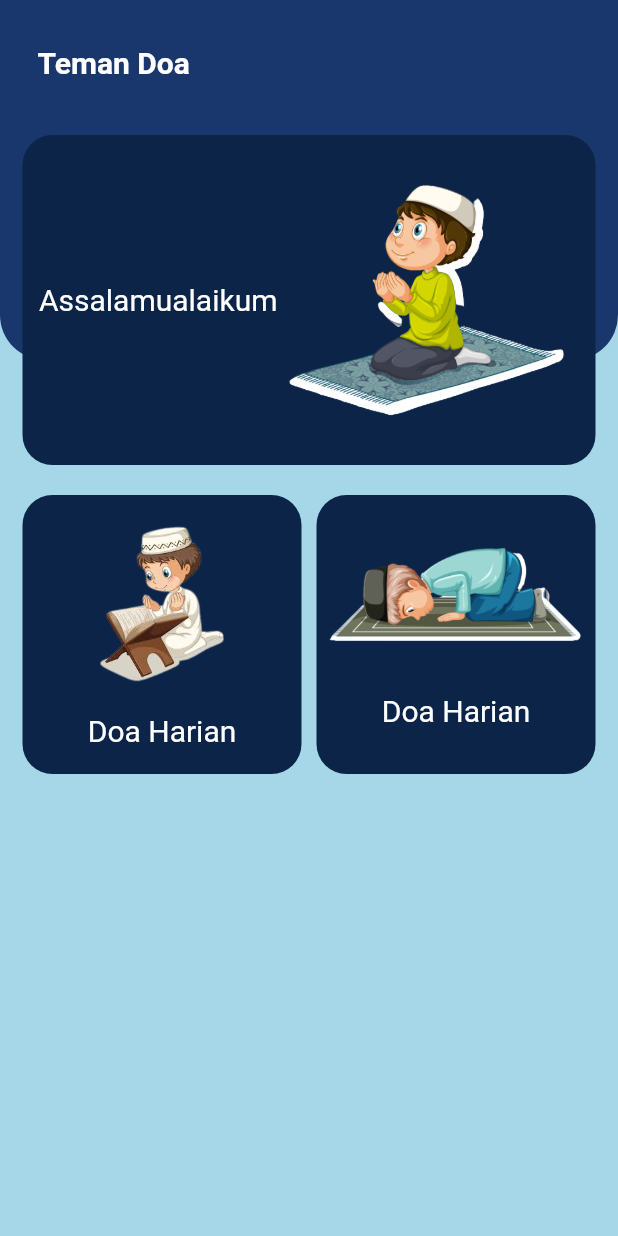
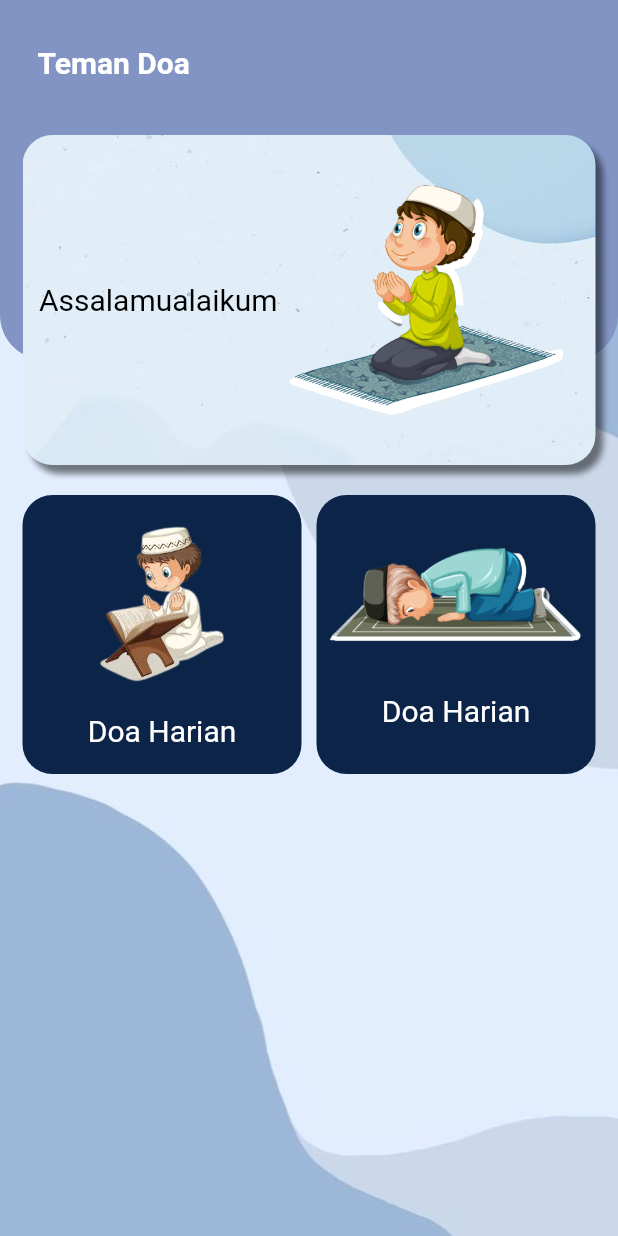
Before and after one commit to HgRayhan08/aplikasi_teman_berdoa, a Flutter app: the screen it shows after launch, on a phone screen of 412 x 824 dp. Run offline on Flutter 3.47's test engine with Material 2 defaults, Android fonts, the phone set to English and light mode, and no system bars; our stand-ins replace dio, google_fonts.

Commit message:
memperbaiki halaman dashboard

```diff
--- a/lib/screen/dashboard_screen.dart
+++ b/lib/screen/dashboard_screen.dart
@@ -10,8 +10,15 @@ class DashboardScreen extends StatelessWidget {
 
   @override
   Widget build(BuildContext context) {
-    return Scaffold(
-      backgroundColor: const Color(0xffA5D7E8),
+    return Container(
+      decoration: const BoxDecoration(
+        image: DecorationImage(
+            image: AssetImage("assets/images/latarbelakang.jpg"),
+            fit: BoxFit.cover),
+      ),
+      child: Scaffold(
+        backgroundColor: Colors.transparent,
+        // backgroundColor: const Color(0xffA5D7E8),
         // appBar: AppBar(
         //   title: const Text("sahabat muslim"),
         // ),
@@ -24,7 +31,7 @@ class DashboardScreen extends StatelessWidget {
                     bottomLeft: Radius.circular(30),
                     bottomRight: Radius.circular(30),
                   ),
-                color: Color(0xff19376D),
+                  color: Color(0xff8294C4),
                 ),
                 width: double.infinity,
                 height: 240,
@@ -50,18 +57,28 @@ class DashboardScreen extends StatelessWidget {
                     padding: const EdgeInsets.symmetric(horizontal: 10),
                     height: 220,
                     margin: const EdgeInsets.symmetric(horizontal: 15),
-                  decoration: const BoxDecoration(
-                    borderRadius: BorderRadius.all(
+                    decoration: BoxDecoration(
+                      borderRadius: const BorderRadius.all(
                         Radius.circular(20),
                       ),
-                    color: Color(0xff0B2447),
+                      image: const DecorationImage(
+                        image: AssetImage("assets/images/pembuka.jpg"),
+                        fit: BoxFit.cover,
+                      ),
+                      boxShadow: [
+                        BoxShadow(
+                            color: Colors.black.withOpacity(0.5),
+                            blurRadius: 3,
+                            offset: const Offset(5, 6))
+                      ],
+                      // color: Color(0xff0B2447),
                     ),
                     child: Row(
                       mainAxisAlignment: MainAxisAlignment.spaceEvenly,
                       children: [
                         const Text(
                           "Assalamualaikum",
-                        style: TextStyle(fontSize: 20, color: Colors.white),
+                          style: TextStyle(fontSize: 20, color: Colors.black),
                         ),
                         Image.asset(
                           "assets/images/dashboard.png",
@@ -106,6 +123,7 @@ class DashboardScreen extends StatelessWidget {
             ],
           ),
         ),
+      ),
     );
   }
 }
```
Also changed, not shown: assets/images/5a877a4cc712f1b90fbd9b9209b2b7a6.jpg (added), assets/images/bacground1.jpg (added), assets/images/begron-biru.jpg (added), assets/images/latarbelakang.jpg (added), assets/images/pembuka.jpg (added). Lines whose indentation alone changed are shown as unchanged.
